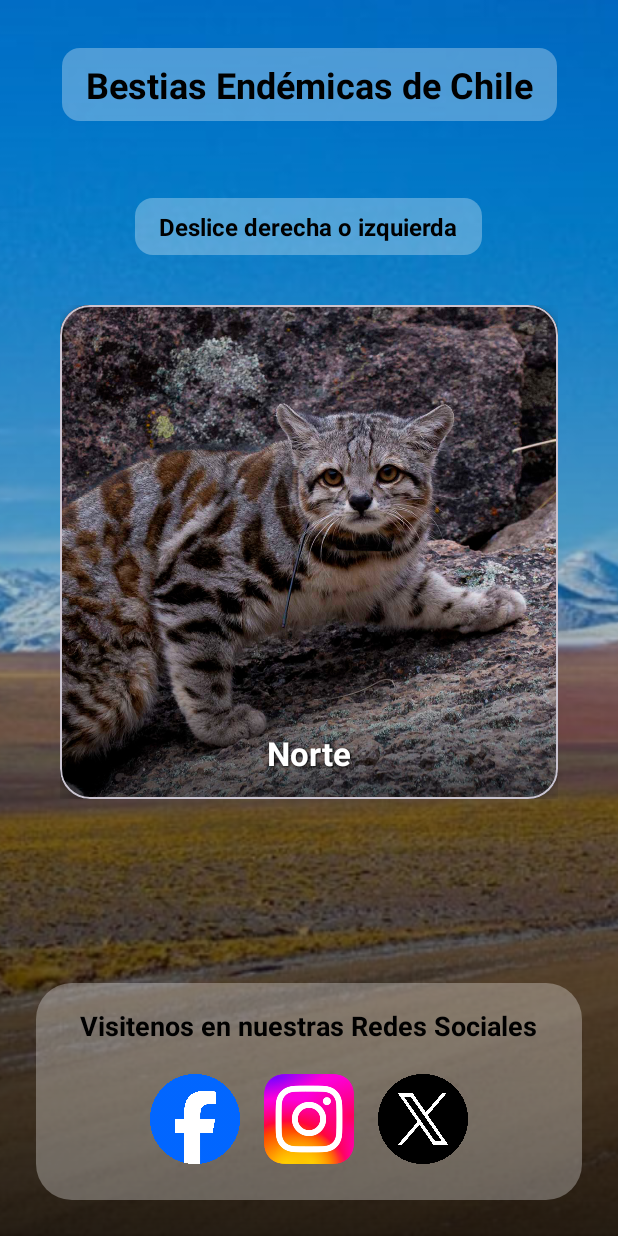
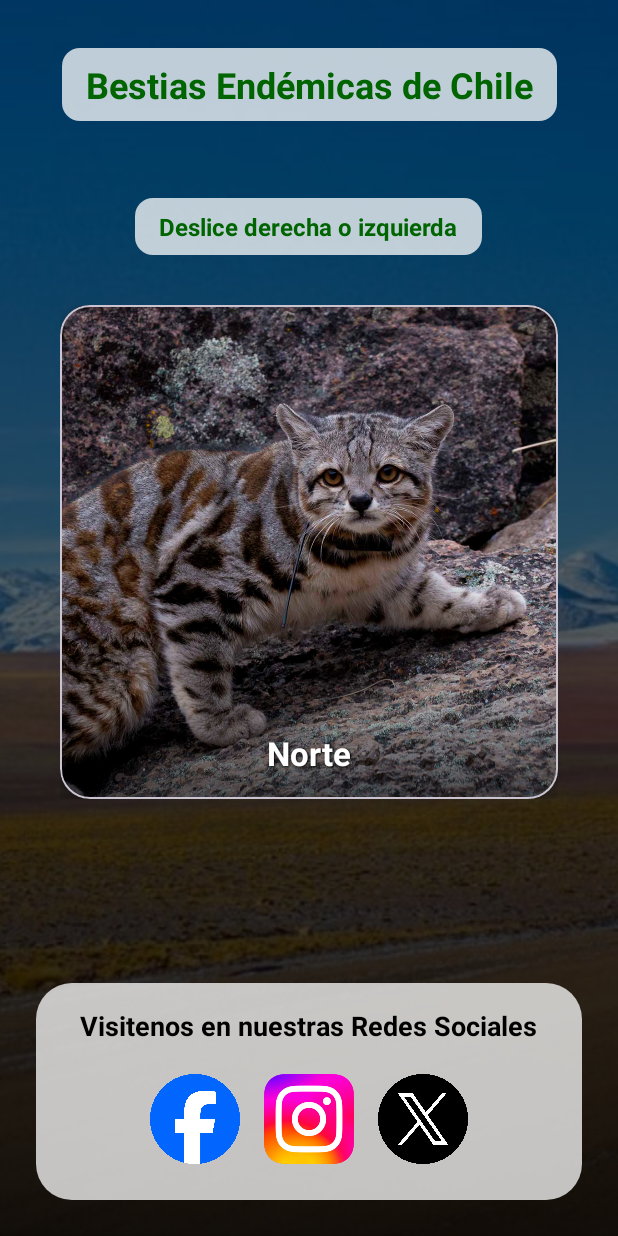
Before and after one commit to DylanEspinoza98/Bestias_Endemicas, an Android app: the screen it shows after launch (MainActivity), on a phone screen of 412 x 824 dp. Run offline under Robolectric (Android 15) with nearby library versions, the phone set to English and light mode, and no system bars.

Commit message:
Ultimas modificaciones
Modificaciones mínimas, colores, y posicionamiento

```diff
--- a/app/src/main/res/drawable/background_text.xml
+++ b/app/src/main/res/drawable/background_text.xml
@@ -2,7 +2,7 @@
 <shape xmlns:android="http://schemas.android.com/apk/res/android"
     android:shape="rectangle">
 
-    <solid android:color="#4DFFFFFF" />
+    <solid android:color="#BFFFFFFF" />
     <corners android:radius="12dp" />
 
 </shape>
--- a/app/src/main/res/drawable/bg_centro.xml
+++ b/app/src/main/res/drawable/bg_centro.xml
@@ -2,7 +2,7 @@
 <shape xmlns:android="http://schemas.android.com/apk/res/android">
     <gradient
         android:angle="90"
-        android:startColor="#FFFF00"
+        android:startColor="#FFBF00"
         android:centerColor="#A2FF00"
         android:endColor="#00F3FF"
         android:type="linear" />
--- a/app/src/main/res/drawable/bg_gradient.xml
+++ b/app/src/main/res/drawable/bg_gradient.xml
@@ -1,8 +1,8 @@
 <?xml version="1.0" encoding="utf-8"?>
 <shape xmlns:android="http://schemas.android.com/apk/res/android">
-    <gradient xmlns:android="http://schemas.android.com/apk/res/android"
+    <gradient
         android:angle="90"
-        android:startColor="#87CEEB"
-        android:endColor="#FFFFFF"
+        android:startColor="#5D7A8A"
+        android:endColor="#CADBE3"
         android:type="linear" />
 </shape>
--- a/app/src/main/res/drawable/bg_norte.xml
+++ b/app/src/main/res/drawable/bg_norte.xml
@@ -4,6 +4,6 @@
         android:angle="90"
         android:startColor="#FF004F"
         android:centerColor="#FFA200"
-        android:endColor="#FFF000"
+        android:endColor="#FFD700"
         android:type="linear" />
 </shape>
--- a/app/src/main/res/drawable/social_media.xml
+++ b/app/src/main/res/drawable/social_media.xml
@@ -1,6 +1,6 @@
 <?xml version="1.0" encoding="utf-8"?>
 <shape xmlns:android="http://schemas.android.com/apk/res/android"
     android:shape="rectangle">
-    <solid android:color="#4DFFFFFF" /> <!-- Blanco con ~30% de opacidad -->
+    <solid android:color="#BFFFFFFF" />
     <corners android:radius="24dp" />
 </shape>
--- a/app/src/main/res/layout/activity_main.xml
+++ b/app/src/main/res/layout/activity_main.xml
@@ -30,6 +30,14 @@
         app:layout_constraintBottom_toBottomOf="parent"
         app:layout_constraintStart_toStartOf="parent"
         app:layout_constraintEnd_toEndOf="parent" />
+    <View
+        android:layout_width="0dp"
+        android:layout_height="0dp"
+        android:background="#80000000"
+        app:layout_constraintTop_toTopOf="parent"
+        app:layout_constraintBottom_toBottomOf="parent"
+        app:layout_constraintStart_toStartOf="parent"
+        app:layout_constraintEnd_toEndOf="parent" />
 
     <!-- Título principal -->
     <!-- Asegúrate de tener aquí el TextView con id="@+id/titulo" -->
@@ -42,7 +50,7 @@
         app:layout_constraintStart_toStartOf="parent"
         app:layout_constraintEnd_toEndOf="parent"
         android:layout_marginTop="32dp"
-        android:textColor="@android:color/black"
+        android:textColor="#006400"
         android:textSize="24sp"
         android:textStyle="bold"
         tools:ignore="HardcodedText"
@@ -61,7 +69,7 @@
         android:layout_marginStart="2dp"
         android:layout_marginTop="132dp"
         android:text="@string/deslizar"
-        android:textColor="@android:color/black"
+        android:textColor="#006400"
         android:textSize="16sp"
         android:textStyle="bold"
         app:layout_constraintEnd_toEndOf="parent"
@@ -74,6 +82,7 @@
         android:paddingEnd="16dp"
         android:paddingTop="8dp"
         android:paddingBottom="8dp"/>
+
 
     <androidx.viewpager2.widget.ViewPager2
         android:id="@+id/carouselViewPager"
@@ -111,7 +120,7 @@
         app:layout_constraintEnd_toEndOf="parent"
         app:layout_constraintStart_toStartOf="parent">
 
-        <!-- ... Tu código de redes sociales sigue igual ... -->
+        <!-- ...  Código de redes sociales sigue igual ... -->
 
         <TextView
             android:id="@+id/text_conocenos"
```
